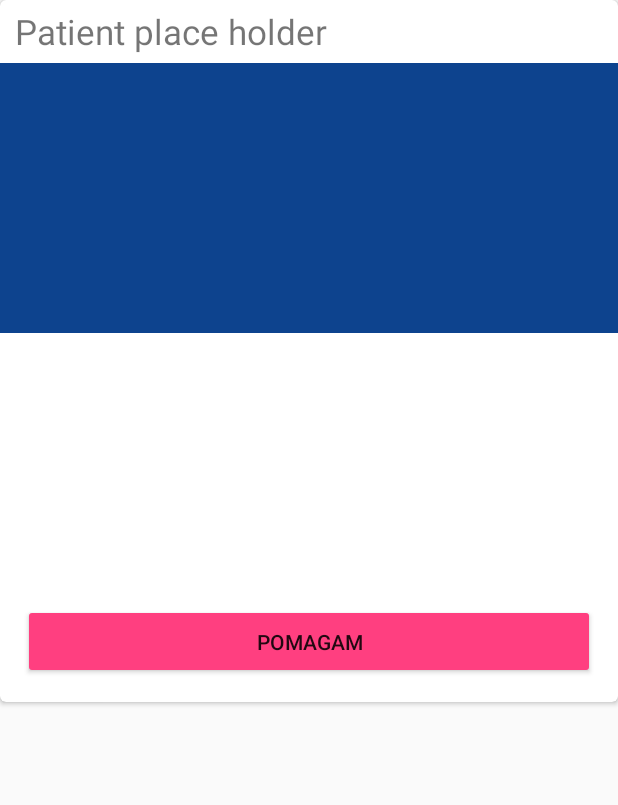
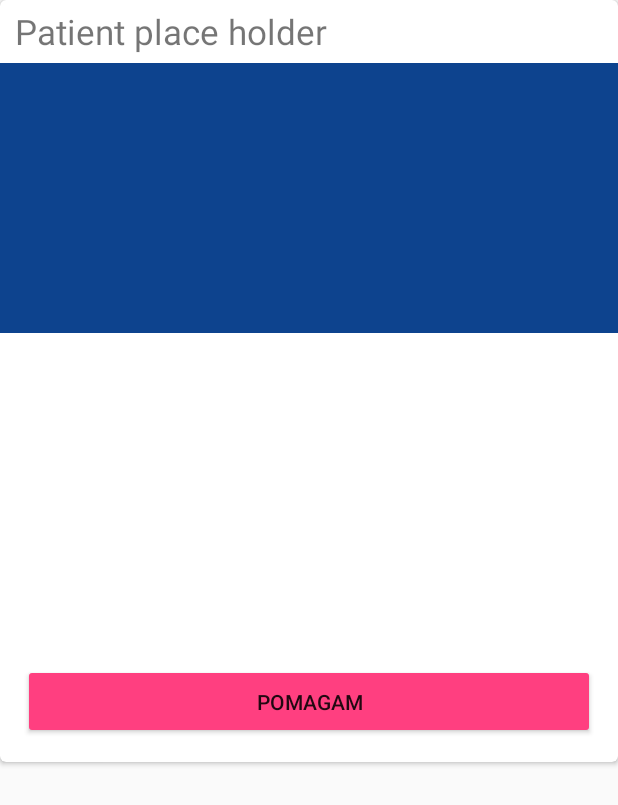
Before and after one commit to asi-pwr/hopeIT, an Android app: the layout item_patinet_dialog.xml on its own in the app's theme, with its tools: preview values and no code run, on a phone screen of 412 x 824 dp. Shown: the top 805 px of the screen. Run offline under Robolectric (Android 15) with nearby library versions, the phone set to English and light mode, and no system bars.

Commit message:
add Info tab

```diff
--- a/hopeItApp/hopeItApp/app/src/main/res/layout/item_patinet_dialog.xml
+++ b/hopeItApp/hopeItApp/app/src/main/res/layout/item_patinet_dialog.xml
@@ -21,6 +21,15 @@
             android:text="@string/patient_place_holder"
             android:textSize="23sp" />
 
+        <ScrollView
+            android:layout_width="match_parent"
+            android:layout_height="match_parent">
+
+            <LinearLayout
+                android:layout_width="match_parent"
+                android:layout_height="wrap_content"
+                android:orientation="vertical">
+
                 <ImageView
                     android:id="@+id/patientPicture"
                     android:layout_width="match_parent"
@@ -28,17 +37,15 @@
                     android:background="@color/hopeItBlue"
                     android:contentDescription="@string/patient_picture_description" />
 
-        <ScrollView
-            android:layout_width="match_parent"
-            android:layout_height="160dp"
-            android:layout_marginTop="5dp"
-            android:layout_marginStart="8dp"
-            android:layout_marginEnd="8dp">
-
                 <TextView
                     android:id="@+id/patientDescription"
                     android:layout_width="match_parent"
-                android:layout_height="wrap_content" />
+                    android:layout_height="200dp"
+                    android:layout_marginEnd="8dp"
+                    android:layout_marginStart="8dp"
+                    android:layout_marginTop="5dp" />
+
+            </LinearLayout>
 
         </ScrollView>
 
--- a/hopeItApp/hopeItApp/app/src/main/res/menu/activity_main_drawer.xml
+++ b/hopeItApp/hopeItApp/app/src/main/res/menu/activity_main_drawer.xml
@@ -15,4 +15,9 @@
         android:icon="@drawable/ic_notification"
         android:title="@string/menu_messages" />
 
+    <item
+        android:id="@+id/nav_info"
+        android:icon="@drawable/menu_about"
+        android:title="@string/menu_info" />
+
 </menu>
--- a/hopeItApp/hopeItApp/app/src/main/res/values/strings.xml
+++ b/hopeItApp/hopeItApp/app/src/main/res/values/strings.xml
@@ -26,4 +26,7 @@ rService</string>
     <string name="message_date_place_holder">2137-21-37</string>
     <string name="menu_messages">Wiadomości</string>
     <string name="title_messages">Wiadomości od fundacji</string>
+    <string name="info_image">info image</string>
+    <string name="info_info">Aplikacja powstała na Hakatonie HopeIT \n\nPrzewozy Regionalne: \nMichał Zając,\nJan Librowski,\nSławomir Górawski,\nJakub Dorda</string>
+    <string name="menu_info">Informacje</string>
 </resources>
```
Also changed, not shown: hopeItApp/hopeItApp/app/src/main/java/com/asi/hopeitapp/Info/InfoFragment.java (added, +44 -0 lines), hopeItApp/hopeItApp/app/src/main/java/com/asi/hopeitapp/Main/MainActivity.java (+9 -0 lines), hopeItApp/hopeItApp/app/src/main/res/layout/info_fragment.xml (added, +19 -0 lines), hopeItApp/hopeItApp/app/src/main/res/drawable/circle_overlay.png (added). Lines whose indentation alone changed are shown as unchanged.
